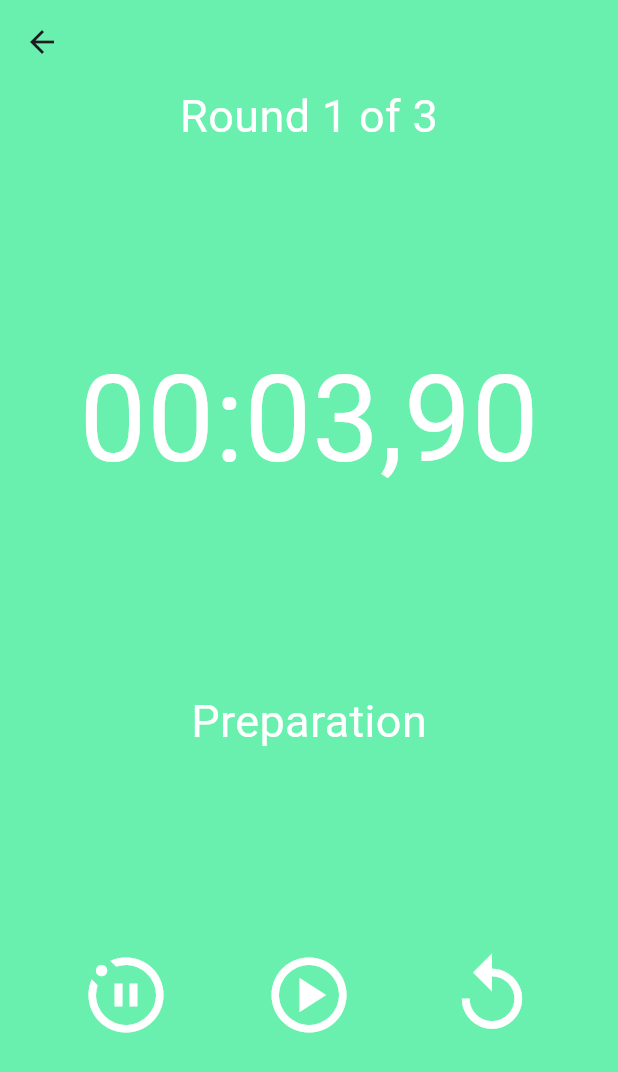
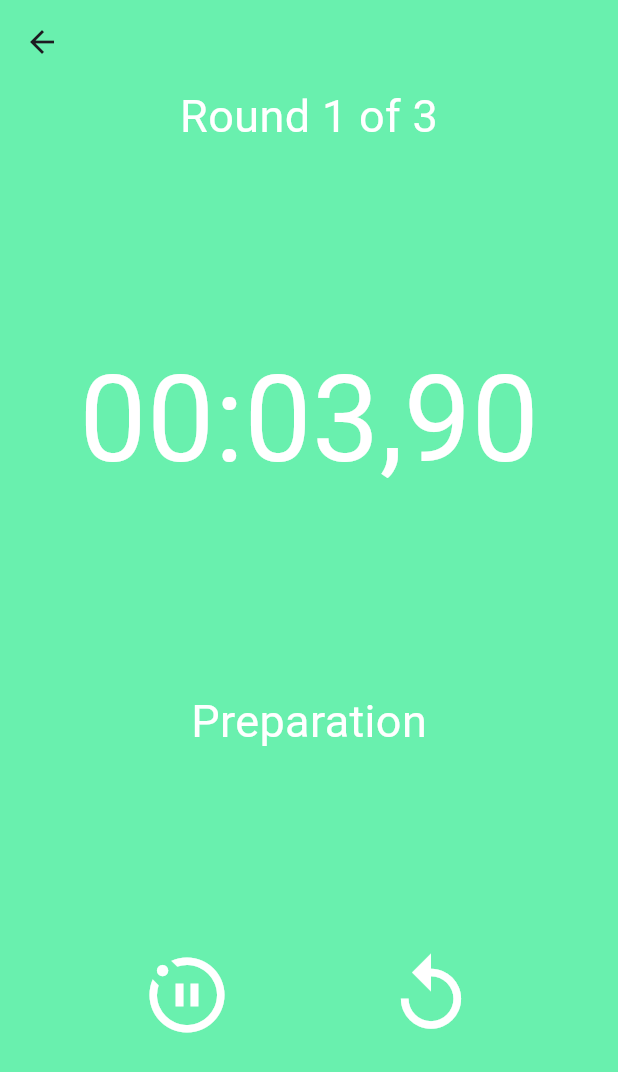
Before and after one commit to LeonardoVelarde/box_round_timer, a Flutter app: the screen it shows after launch, after a tap on "Start", on a phone screen of 412 x 824 dp. Shown: the top 1072 px of the screen. Run offline on Flutter 3.47's test engine with Material 3 defaults, Android fonts, the phone set to English and light mode, and no system bars; our stand-ins replace audioplayers.

Commit message:
Implemented announcer round logic and play pause button

```diff
--- a/lib/main.dart
+++ b/lib/main.dart
@@ -35,8 +35,8 @@ class MyHomePage extends StatefulWidget {
 
 class _MyHomePageState extends State<MyHomePage> {
   int _preparationTimeinSec = 5;
-  int _roundLengthInSec = 15;
-  int _restTimeinSec = 10;
+  int _roundLengthInSec = 5;
+  int _restTimeinSec = 5;
   int _soundIntervalTimeinSec = 10;
   int _roundCount = 3;
 
@@ -53,21 +53,23 @@ class _MyHomePageState extends State<MyHomePage> {
   Widget build(BuildContext context) {
     return Scaffold(
       appBar: AppBar(
-        title: const Text('Boxing Round Timer'),
-        backgroundColor: const Color.fromARGB(255, 253, 250, 230),
+        title: const Center( child: Text('Boxing Round Timer', style: TextStyle(color: Colors.white))),
+        backgroundColor: Colors.black,
       ),
+      backgroundColor: Colors.black,
       body: Center(
         child: Align(
           alignment: Alignment.topCenter,
           child: Column(
             mainAxisAlignment: MainAxisAlignment.start,
             children: <Widget>[
+              const Spacer(),
               TimerInput(
                 valueInSeconds: _roundLengthInSec,
                 label: 'Round Length',
                 increaseValueTooltip: 'Aumentar tiempo por 15s',
                 decreaseValueTooltip: 'Reducir tiempo por 15s',
-                icon: Icons.timer_outlined,
+                iconLabel: Icons.timer_outlined,
                 onValueChanged: (value) {
                   setState(() {
                     _roundLengthInSec = value;
@@ -81,7 +83,7 @@ class _MyHomePageState extends State<MyHomePage> {
                 label: 'Rest time',
                 increaseValueTooltip: 'Aumentar tiempo por 5s',
                 decreaseValueTooltip: 'Reducir tiempo por 5s',
-                icon: Icons.snooze,
+                iconLabel: Icons.snooze,
                 onValueChanged: (value) {
                   setState(() {
                     _restTimeinSec = value;
@@ -94,7 +96,7 @@ class _MyHomePageState extends State<MyHomePage> {
                 label: 'Preparation time',
                 increaseValueTooltip: 'Aumentar tiempo por 5s',
                 decreaseValueTooltip: 'Reducir tiempo por 5s',
-                icon: Icons.tune,
+                iconLabel: Icons.thumb_up,
                 onValueChanged: (value) {
                   setState(() {
                     _preparationTimeinSec = value;
@@ -107,7 +109,7 @@ class _MyHomePageState extends State<MyHomePage> {
                 label: 'Secondary Bell',
                 increaseValueTooltip: 'Aumentar tiempo por 5s',
                 decreaseValueTooltip: 'Reducir tiempo por 5s',
-                icon: Icons.hearing,
+                iconLabel: Icons.hearing,
                 onValueChanged: (value) {
                   setState(() {
                     _soundIntervalTimeinSec = value;
@@ -124,15 +126,15 @@ class _MyHomePageState extends State<MyHomePage> {
                     children: [
                       Text('$_roundCount',
                           textAlign: TextAlign.center,
-                          style: const TextStyle(fontSize: 60)),
-                      const Text('Rounds'),
+                          style: const TextStyle(fontSize: 60, color: Colors.white)),
+                      const Text('Rounds', style: TextStyle(color: Colors.white)),
                     ],
                   ),
                   const Spacer(
                     flex: 3,
                   ),
                   IconButton(
-                    icon: const Icon(Icons.add),
+                    icon: const Icon(Icons.add, color: Color.fromARGB(255, 25, 118, 210)),
                     tooltip: 'Aumentar una ronda',
                     onPressed: () {
                       _changeRoundCounter(1);
@@ -140,7 +142,7 @@ class _MyHomePageState extends State<MyHomePage> {
                   ),
                   const Spacer(),
                   IconButton(
-                    icon: const Icon(Icons.remove),
+                    icon: const Icon(Icons.remove, color: Color.fromARGB(255, 213, 0, 0)),
                     tooltip: 'Reducir una ronda',
                     onPressed: () {
                       _changeRoundCounter(-1);
@@ -150,7 +152,7 @@ class _MyHomePageState extends State<MyHomePage> {
                   const Text.rich(
                     TextSpan(
                       children: [
-                        WidgetSpan(child: Icon(Icons.doorbell_outlined)),
+                        WidgetSpan(child: Icon(Icons.doorbell_outlined, color: Color.fromARGB(255, 238, 238, 238),)),
                       ],
                     ),
                   ),
@@ -158,10 +160,8 @@ class _MyHomePageState extends State<MyHomePage> {
                 ],
               ),
               const Spacer(),
-              ButtonBar(
-                alignment: MainAxisAlignment.center,
-                children: [
-                  ElevatedButton(
+              Center(
+                child: ElevatedButton(
                     onPressed: () {
                       Navigator.of(context).push(
                         MaterialPageRoute(
@@ -181,8 +181,7 @@ class _MyHomePageState extends State<MyHomePage> {
                     child: const Text(
                       'Start',
                       style: TextStyle(color: Colors.white),
-                      ))
-                ],
+                    )),
               ),
               const Spacer(),
             ],
--- a/lib/src/components/timer_input.dart
+++ b/lib/src/components/timer_input.dart
@@ -8,7 +8,7 @@ class TimerInput extends StatefulWidget {
   final String label;
   final String increaseValueTooltip;
   final String decreaseValueTooltip;
-  final IconData icon;
+  final IconData iconLabel;
   final int delta;
 
   const TimerInput({
@@ -18,7 +18,7 @@ class TimerInput extends StatefulWidget {
     required this.label,
     required this.increaseValueTooltip,
     required this.decreaseValueTooltip,
-    required this.icon,
+    required this.iconLabel,
     this.delta = 5,
   });
 
@@ -52,13 +52,13 @@ class _TimerInputState extends State<TimerInput> {
           children: [
             Text(TimerFormatter.formatFromSeconds(_roundLengthInSec),
                 textAlign: TextAlign.center,
-                style: const TextStyle(fontSize: 60)),
-            Text(widget.label),
+                style: const TextStyle(fontSize: 60, color: Colors.white)),
+            Text(widget.label, style: const TextStyle(color: Colors.white)),
           ],
         ),
         const Spacer(),
         IconButton(
-          icon: const Icon(Icons.add),
+          icon: const Icon(Icons.add, color: Color.fromARGB(255, 25, 118, 210), size: 40),
           tooltip: widget.increaseValueTooltip,
           onPressed: () {
             _changeRoundTimerValue(widget.delta);
@@ -66,7 +66,7 @@ class _TimerInputState extends State<TimerInput> {
         ),
         const Spacer(),
         IconButton(
-          icon: const Icon(Icons.remove),
+          icon: const Icon(Icons.remove, color: Color.fromARGB(255, 213, 0, 0), size: 40),
           tooltip: widget.decreaseValueTooltip,
           onPressed: () {
             _changeRoundTimerValue(-widget.delta);
@@ -76,7 +76,7 @@ class _TimerInputState extends State<TimerInput> {
         Text.rich(
           TextSpan(
             children: [
-              WidgetSpan(child: Icon(widget.icon)),
+              WidgetSpan(child: Icon(widget.iconLabel, color: const Color.fromARGB(255, 238, 238, 238), size: 35)),
             ],
           ),
         ),
--- a/lib/src/screens/round_timer.dart
+++ b/lib/src/screens/round_timer.dart
@@ -40,6 +40,7 @@ class _RoundTimerState extends State<RoundTimer> with SingleTickerProviderStateM
   int _secondaryBellIntervalInMillies = 0; // TODO: Implement secondary bell sounds
   int _currentTimerMillies = 0;
   int _currentCounterState = PREPARATION_STATE;
+  bool _timerIsTicking = false;
   bool _isPlayingStarterBell = false;
   bool _isPlayingRegularBell = false;
   Color _backgroundColor = Colors.greenAccent;
@@ -47,19 +48,28 @@ class _RoundTimerState extends State<RoundTimer> with SingleTickerProviderStateM
   final _player = AudioPlayer();
 
   void _startTimer() {
+    if (_timerIsTicking) { return; }
     _ticker.start();
+    setState(() {
+      _timerIsTicking = true;
+    });
   }
 
   void _stopTimer() {
+    if (!_timerIsTicking) { return; }
     _ticker.stop();
+    setState(() {
+      _timerIsTicking = false;
+    });
   }
 
   void _resetTimer() {
-    _ticker.stop();
+    _stopTimer();
     setState(() {
       _roundCounter = 1;
       _currentCounterState = PREPARATION_STATE;
       _currentTimerMillies = _prepLengthInMillies;
+      _backgroundColor = Colors.greenAccent;
     });
   }
 
@@ -67,14 +77,14 @@ class _RoundTimerState extends State<RoundTimer> with SingleTickerProviderStateM
       setState(() {
         _currentTimerMillies = _prepLengthInMillies - elapsed.inMilliseconds;
         if (_currentTimerMillies <= 0) {
-          _ticker.stop();
+          _stopTimer();
           _currentCounterState = ROUND_STATE;
           _currentTimerMillies = _roundLengthInMillies;
-          _ticker.start();
+          _startTimer();
         }
         if (_currentTimerMillies < 3000 && !_isPlayingStarterBell) {
           _isPlayingStarterBell = true;
-          _player.play(AssetSource('ear_stuff/starter_bell.wav'));
+          _player.play(AssetSource('ear_stuff/round_01.mp3'));
         }
       });
   }
@@ -83,7 +93,7 @@ class _RoundTimerState extends State<RoundTimer> with SingleTickerProviderStateM
       setState(() {
         _currentTimerMillies = _roundLengthInMillies - elapsed.inMilliseconds;
         if (_currentTimerMillies <= 0) {
-          _ticker.stop();
+          _stopTimer();
           _player.play(AssetSource('ear_stuff/regular_bell.wav'));
           if (_roundCounter == widget.roundCount) {
             _currentCounterState = FINISHED_STATE;
@@ -91,7 +101,7 @@ class _RoundTimerState extends State<RoundTimer> with SingleTickerProviderStateM
           } else {
             _currentCounterState = REST_STATE;
             _currentTimerMillies = _restLengthInMillies;
-            _ticker.start();
+            _startTimer();
           }
         }
       });
@@ -100,16 +110,21 @@ class _RoundTimerState extends State<RoundTimer> with SingleTickerProviderStateM
   void _restStateTick(Duration elapsed) {
       setState(() {
         _currentTimerMillies = _restLengthInMillies - elapsed.inMilliseconds;
+        if (_currentTimerMillies <= 2500 && !_isPlayingRegularBell) {
+          _isPlayingRegularBell = true;
+          if (_roundCounter + 1 <= 9){
+            _player.play(AssetSource('ear_stuff/round_0${_roundCounter + 1}.mp3'));
+          }
+        }
         if (_currentTimerMillies <= 0) {
-          _ticker.stop();
+          _stopTimer();
+          _roundCounter++;
           if (!_isPlayingRegularBell) {
-            _isPlayingRegularBell = true;
             _player.play(AssetSource('ear_stuff/regular_bell.wav'));
           }
           _currentCounterState = ROUND_STATE;
           _currentTimerMillies = _roundLengthInMillies;
-          _ticker.start();
-          _roundCounter++;
+          _startTimer();
         }
       });
   }
@@ -159,7 +174,7 @@ class _RoundTimerState extends State<RoundTimer> with SingleTickerProviderStateM
       if (_isPlayingRegularBell) { _isPlayingRegularBell = false; }
       if (_isPlayingStarterBell) { _isPlayingStarterBell = false; }
     });
-    _ticker.start();
+    _startTimer();
   }
 
   @override
@@ -172,9 +187,9 @@ class _RoundTimerState extends State<RoundTimer> with SingleTickerProviderStateM
   @override
   Widget build(BuildContext context) {
     return Scaffold(
-      backgroundColor: Colors.greenAccent,
+      backgroundColor: _backgroundColor,
       appBar: AppBar(
-        backgroundColor: Colors.greenAccent,
+        backgroundColor: _backgroundColor,
       ),
       body: Center(
         child: Column(
@@ -202,19 +217,10 @@ class _RoundTimerState extends State<RoundTimer> with SingleTickerProviderStateM
               mainAxisAlignment: MainAxisAlignment.spaceEvenly,
               children: [
                 SizedBox(
-                  child: IconButton(
-                    onPressed: _stopTimer,
-                    icon: const Icon(Icons.motion_photos_pause_outlined, size: 60.0),
-                    style: ButtonStyle(
-                      iconColor: MaterialStateProperty.all(Colors.white),
-                    )
-                  ),
-                ),
-                SizedBox(
-                  child: IconButton(
-                    onPressed: _startTimer,
-                    icon: const Icon(Icons.play_circle_outlined, size: 60.0),
-                    style: ButtonStyle(
+                    child: IconButton(
+                      onPressed: _timerIsTicking ? _stopTimer : _startTimer,
+                      icon: _timerIsTicking ? const Icon(Icons.motion_photos_pause_outlined, size: 60.0) : const Icon(Icons.play_circle_outlined, size: 60.0),
+                      style: ButtonStyle(
                       iconColor: MaterialStateProperty.all(Colors.white),
                     )
                   ),
```
Also changed, not shown: pubspec.yaml (+9 -0 lines). Lines whose indentation alone changed are shown as unchanged.
